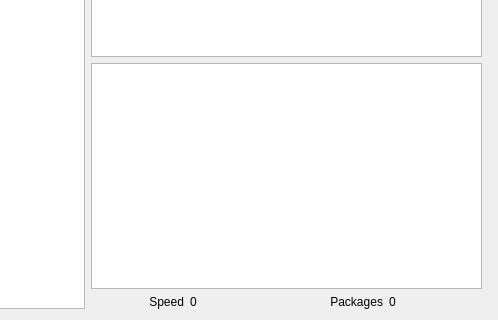
tsudd/nasty-traffic, file NastyTraffic/src/mainwindow.ui: the form before one commit; both pictures show x 192 to 690 and y 237 to 557 of the 690 by 557 pixel window.
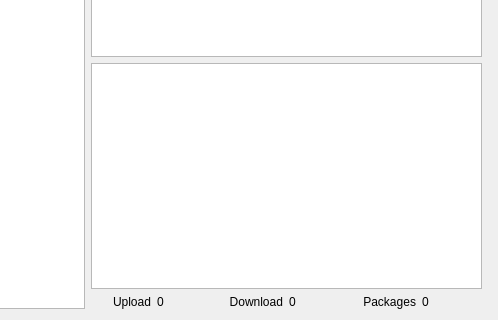
The form after the commit.

Commit message: add: speed uploading measuring

```diff
--- a/NastyTraffic/src/mainwindow.ui
+++ b/NastyTraffic/src/mainwindow.ui
@@ -155,7 +155,7 @@
            <item>
             <widget class="QLabel" name="seedLabel">
              <property name="text">
-              <string>Speed</string>
+              <string>Upload</string>
              </property>
              <property name="alignment">
               <set>Qt::AlignRight|Qt::AlignTrailing|Qt::AlignVCenter</set>
@@ -163,7 +163,24 @@
             </widget>
            </item>
            <item>
-            <widget class="QLabel" name="seedIndicator">
+            <widget class="QLabel" name="uploadIndicator">
+             <property name="text">
+              <string>0</string>
+             </property>
+            </widget>
+           </item>
+           <item>
+            <widget class="QLabel" name="downloadLabel">
+             <property name="text">
+              <string>Download</string>
+             </property>
+             <property name="alignment">
+              <set>Qt::AlignRight|Qt::AlignTrailing|Qt::AlignVCenter</set>
+             </property>
+            </widget>
+           </item>
+           <item>
+            <widget class="QLabel" name="downloadIndicator">
              <property name="text">
               <string>0</string>
              </property>
```
Left out of the diff: 2 changed lines with no effect on the pictures. The commit also changes 2 other files.
